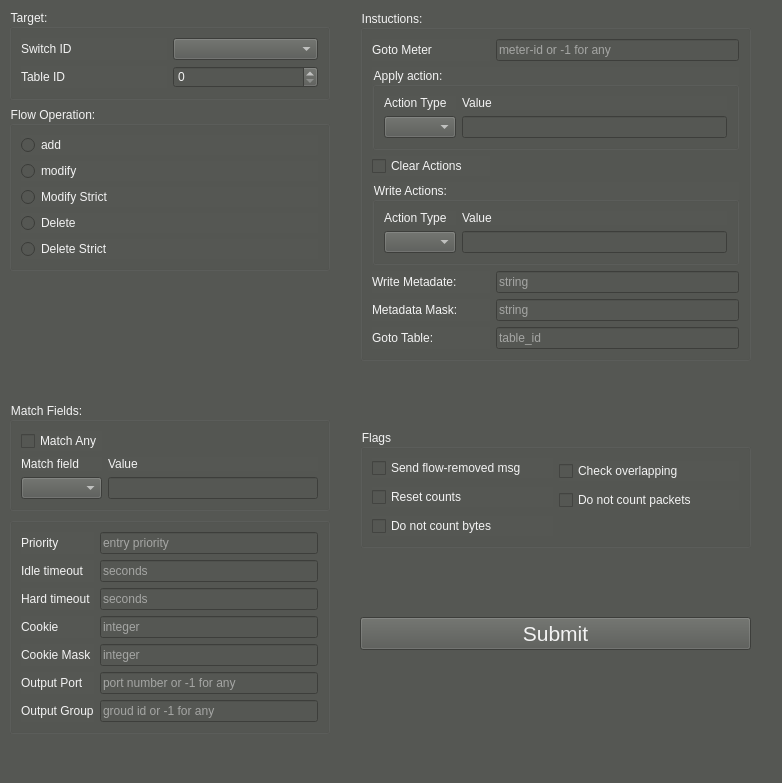
Old version of the form GUI/flow_control.ui in the repository Gaopeng-Bai/QT_flowmanager.
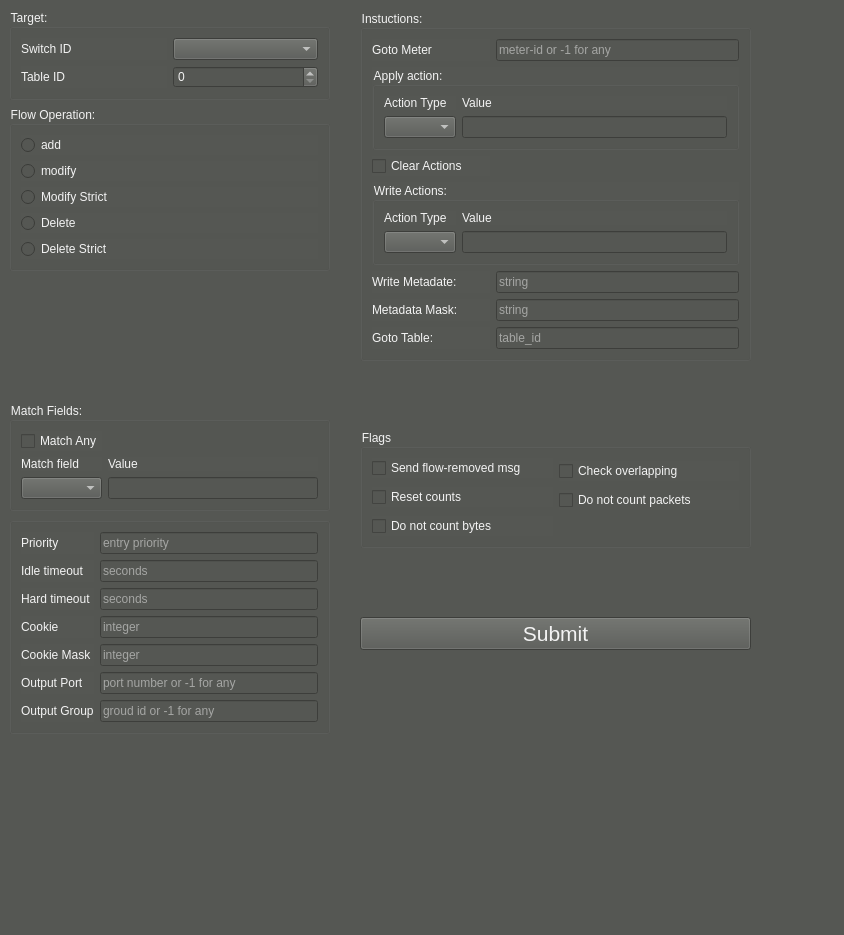
New version of the form.

The edit to the form file:
```diff
--- a/GUI/flow_control.ui
+++ b/GUI/flow_control.ui
@@ -6,8 +6,8 @@
    <rect>
     <x>0</x>
     <y>0</y>
-    <width>782</width>
-    <height>783</height>
+    <width>844</width>
+    <height>935</height>
    </rect>
   </property>
   <property name="windowTitle">
```
